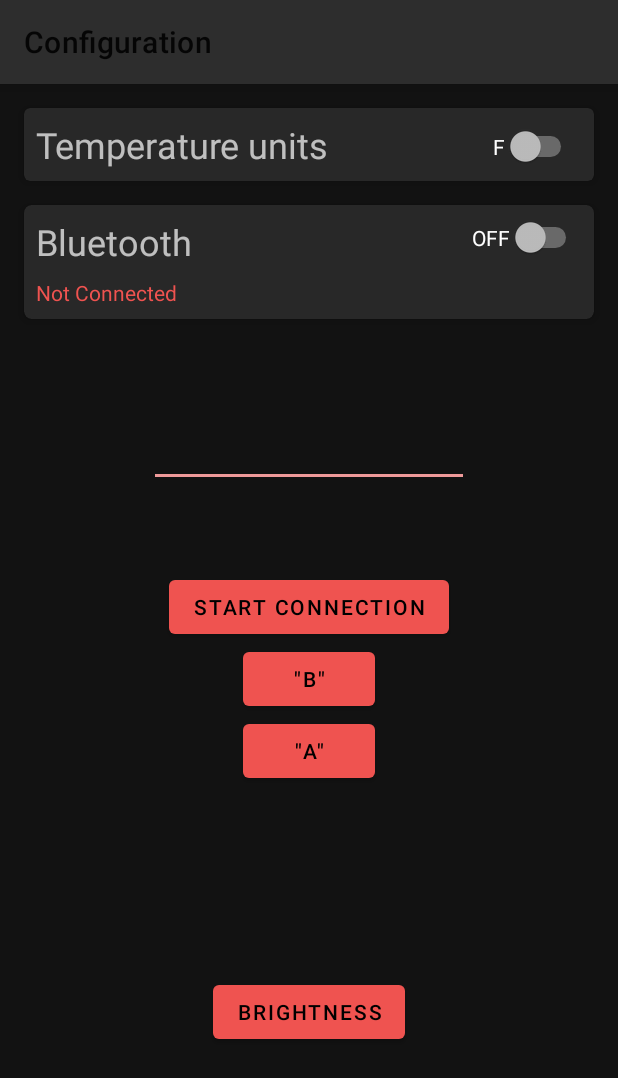
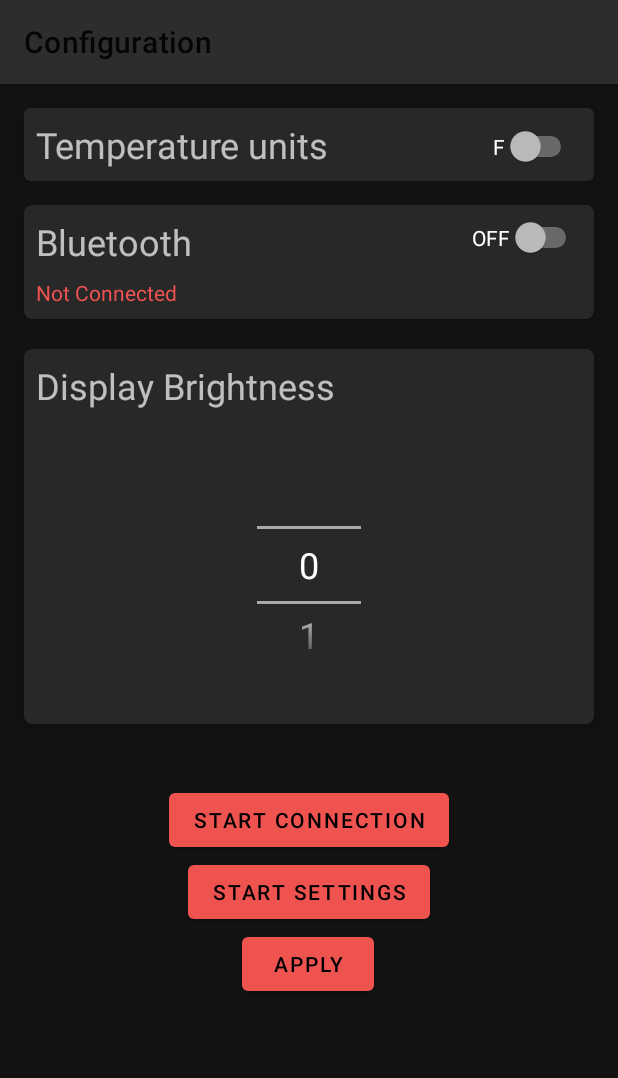
Before and after one commit to dramtech/Senior-Design, an Android app: the screen it shows after launch (ActivityConfig), after a tap on "SETTINGS", on a phone screen of 412 x 824 dp. Shown: the top 1078 px of the screen. Run offline under Robolectric (Android 15) with nearby library versions, the phone set to English and light mode, and no system bars.

Commit message:
Updated App

```diff
--- a/SafetyHelmet/app/src/main/java/com/group3/safetyhelmet/ActivityConfig.java
+++ b/SafetyHelmet/app/src/main/java/com/group3/safetyhelmet/ActivityConfig.java
@@ -18,6 +18,8 @@ import android.content.pm.PackageManager;
 import android.location.Location;
 import android.os.Build;
 import android.os.Bundle;
+import android.os.Handler;
+import android.os.Looper;
 import android.os.ParcelUuid;
 import android.telephony.SmsManager;
 import android.util.Log;
@@ -26,6 +28,7 @@ import android.widget.AdapterView;
 import android.widget.Button;
 import android.widget.CompoundButton;
 import android.widget.EditText;
+import android.widget.NumberPicker;
 import android.widget.Switch;
 import android.widget.TextView;
 import android.widget.Toast;
@@ -47,11 +50,11 @@ public class ActivityConfig extends AppCompatActivity {
     BluetoothConnectionService btConnService = null;
 
     final int SEND_SMS_PERMISSION_REQUEST_CODE = 1;
-    private static String phoneNum;
+    private static String phoneNum = "9549078034";
     private static String MESSAGE = "EMERGENCY:\nThis is a message coming from the SAFETY HELMET system.\n";
 
 
-    private EditText brightSetting;
+    private NumberPicker picker1;
     private Button setBrightness;
 
     private static Context context;
@@ -64,7 +67,7 @@ public class ActivityConfig extends AppCompatActivity {
     private String btDevicePasskey = "1234";
 
     private Button btnStartConn;
-    private Button btnSendOff;
+    //private Button btnSendOff;
     private Button btnSendOn;
     private Switch tempSwitch;
     private String tempUnit = "F";
@@ -112,6 +115,7 @@ public class ActivityConfig extends AppCompatActivity {
 
                     if (!bluetoothDevices.contains(device.getAddress())) {
                         bluetoothDevices.add(device.getAddress());
+                        Log.d(TAG, String.valueOf(bluetoothDevices.size()));
                     }
 
                     // Check if desired device has been found.
@@ -184,7 +188,11 @@ public class ActivityConfig extends AppCompatActivity {
 
         context = getApplicationContext();
 
-        brightSetting = (EditText) findViewById(R.id.editText);
+        picker1 = findViewById (R.id.brightnessPicker);
+        picker1.setMaxValue(100);
+        picker1.setMinValue(0);
+        picker1.setWrapSelectorWheel(false);
+
         setBrightness = (Button) findViewById(R.id.button4);
 
         if (!checkPermission(Manifest.permission.SEND_SMS)) {
@@ -242,7 +250,7 @@ public class ActivityConfig extends AppCompatActivity {
         });
 
         btnStartConn = (Button) findViewById(R.id.button);
-        btnSendOff = (Button) findViewById(R.id.button2);
+        //btnSendOff = (Button) findViewById(R.id.button2);
         btnSendOn = (Button) findViewById(R.id.button3);
 
         btnStartConn.setOnClickListener(new View.OnClickListener() {
@@ -265,19 +273,23 @@ public class ActivityConfig extends AppCompatActivity {
             }
         });
 
+        /*
         btnSendOff.setOnClickListener(new View.OnClickListener() {
             @Override
             public void onClick(View v) {
+                /*
                 String data = "B";
                 byte[] bytes = data.getBytes();
                 btConnService.writeOut(bytes);
             }
         });
+                 */
+
 
         setBrightness.setOnClickListener(new View.OnClickListener() {
             @Override
             public void onClick(View v) {
-                double value = Double.valueOf(brightSetting.getText().toString()) / 100;
+                double value = Double.valueOf(picker1.getValue() / 100);
 
                 Log.d(TAG, String.valueOf(value));
 
@@ -302,12 +314,7 @@ public class ActivityConfig extends AppCompatActivity {
             Log.d(TAG, "DEBUG: NULL");
             btConnService = new BluetoothConnectionService(getApplicationContext());
         }
-
-        if (btDevice == null) {
-            Log.d(TAG, "Bluetooth Device null...");
-        } else {
         btConnService.startClient(device, uuid);
-        }
     }
 
     private void pairDevice(BluetoothDevice device) {
@@ -316,6 +323,7 @@ public class ActivityConfig extends AppCompatActivity {
             device.createBond();
             Log.d(TAG, "Pairing finished.");
             final TextView helloTextView = (TextView) findViewById(R.id.bluetoothConfigState);
+            MainActivity.updateDeviceStatus(1);
             helloTextView.setText(R.string.device_status_connected);
         } catch (Exception e) {
             Log.e(TAG, e.getMessage());
@@ -330,7 +338,6 @@ public class ActivityConfig extends AppCompatActivity {
             permissionCheck += this.checkSelfPermission("Manifest.permission.ACCESS_COARSE_LOCATION");
             if (permissionCheck != 0) {
                 this.requestPermissions(new String[]{Manifest.permission.ACCESS_FINE_LOCATION, Manifest.permission.ACCESS_COARSE_LOCATION}, 1001);
-                Log.d(TAG, "Requesting discovery permissions...");
             } else {
                 Log.d(TAG, "Permissions satisfied.");
             }
@@ -369,6 +376,7 @@ public class ActivityConfig extends AppCompatActivity {
             }
 
             bluetoothAdapter.disable();
+            MainActivity.updateDeviceStatus(0);
             IntentFilter intentFilter = new IntentFilter(BluetoothAdapter.ACTION_STATE_CHANGED);
             registerReceiver(broadcastReceiverBTEnable, intentFilter);
         }
@@ -397,6 +405,17 @@ public class ActivityConfig extends AppCompatActivity {
             SmsManager smsManager = SmsManager.getDefault();
             smsManager.sendTextMessage(phoneNum, null, MESSAGE,
                     null, null);
+        } else if (data.charAt(0) == 't') {
+            Log.d(TAG, "Updating temperature...");
+            StringBuilder sb = new StringBuilder();
+            sb.append(data.charAt(1));
+            sb.append(data.charAt(2));
+            sb.append("°");
+
+            // Adds work to UI thread queue.
+            HelperThread ht = new HelperThread(sb.toString());
+            new Thread(ht).start();
+            sb = null;
         }
     }
 
@@ -424,3 +443,25 @@ public class ActivityConfig extends AppCompatActivity {
         return blueOnState;
     }
 }
+
+class HelperThread implements Runnable {
+    private static final String TAG = "ThreadHelper";
+    private String temp;
+
+    public HelperThread(String temp) {
+        this.temp = temp;
+    }
+
+    @Override
+    public void run() {
+        Handler threadHandler = new Handler(Looper.getMainLooper());
+        Log.d(TAG, "Sending temp value in another thread...");
+
+        threadHandler.post(new Runnable() {
+            @Override
+            public void run() {
+                MainActivity.updateTempView(temp);
+            }
+        });
+    }
+}
--- a/SafetyHelmet/app/src/main/java/com/group3/safetyhelmet/MainActivity.java
+++ b/SafetyHelmet/app/src/main/java/com/group3/safetyhelmet/MainActivity.java
@@ -3,6 +3,7 @@ package com.group3.safetyhelmet;
 import androidx.appcompat.app.AppCompatActivity;
 import androidx.appcompat.app.AppCompatDelegate;
 import androidx.appcompat.widget.Toolbar;
+import androidx.core.content.ContextCompat;
 
 import android.bluetooth.BluetoothAdapter;
 import android.bluetooth.BluetoothDevice;
@@ -22,13 +23,21 @@ import org.w3c.dom.Text;
 
 public class MainActivity extends AppCompatActivity implements View.OnClickListener {
 
+    private static Context context;
     private Button setEmergContBtn;
     private Button setConfigBtn;
-    private EditText tempDataView;
+    private static TextView tempDataView;
+    private static TextView deviceStatusView;
+    private static TextView emergencyContactView;
+    private static TextView addEmergAlert;
+    private static TextView bluetoothConnAlert;
 
     @Override
     protected void onCreate(Bundle savedInstanceState) {
         super.onCreate(savedInstanceState);
+
+        context = getApplicationContext();
+
         setContentView(R.layout.activity_main);
 
         // Setting app the tool bar
@@ -42,6 +51,13 @@ public class MainActivity extends AppCompatActivity implements View.OnClickListe
         setEmergContBtn.setOnClickListener(this);
         setConfigBtn = findViewById(R.id.setConfigBtn);
         setConfigBtn.setOnClickListener(this);
+
+        deviceStatusView = (TextView) findViewById(R.id.deviceStatus);
+        tempDataView = (TextView) findViewById(R.id.tempValue);
+        emergencyContactView = (TextView) findViewById(R.id.emergContValue);
+
+        addEmergAlert = (TextView) findViewById(R.id.warningEmergMesg);
+        bluetoothConnAlert = (TextView) findViewById(R.id.warningConnectDevice);
     }
 
     @Override
@@ -75,4 +91,30 @@ public class MainActivity extends AppCompatActivity implements View.OnClickListe
         Intent intent = new Intent(this, ActivityNav.class);
         startActivity(intent);
     }
+
+    public static void updateTempView(String temp) {
+        tempDataView.setText(temp);
+    }
+
+    public static void updateDeviceStatus(int code) {
+        if (code == 1) {
+            deviceStatusView.setTextColor(ContextCompat.getColor(context, R.color.colorDeviceStatConnected));
+            tempDataView.setTextColor(ContextCompat.getColor(context, R.color.colorDeviceStatConnected));
+            deviceStatusView.setText("Connected");
+            bluetoothConnAlert.setText("");
+            tempDataView.setText("84");
+        } else if (code == 0){
+            deviceStatusView.setTextColor(ContextCompat.getColor(context, R.color.colorDeviceStatNotConnected));
+            deviceStatusView.setText("Not Connected");
+            bluetoothConnAlert.setText(R.string.warning_connect_device);
+        }
+    }
+
+    public static void updateEmergContactInfoView(String name, String phoneNum) {
+        StringBuilder reformatPhoneNum = new StringBuilder("(").append(phoneNum.substring(0, 3));
+        reformatPhoneNum.append(") ").append(phoneNum.substring(3, 6)).append("-").append(phoneNum.substring(6)).toString();
+        emergencyContactView.setTextColor(ContextCompat.getColor(context, R.color.colorDeviceStatConnected));
+        emergencyContactView.setText(name + " : " + reformatPhoneNum);
+        addEmergAlert.setText("");
+    }
 }
--- a/SafetyHelmet/app/src/main/res/drawable/input_text_backgound.xml
+++ /dev/null
@@ -1,6 +0,0 @@
-<?xml version="1.0" encoding="utf-8"?>
-<shape xmlns:android="http://schemas.android.com/apk/res/android"
-    android:shape="rectangle">
-    <solid android:color="?attr/colorSurface" />
-    <corners android:radius="8dp" />
-</shape>
--- a/SafetyHelmet/app/src/main/res/layout/activity_config.xml
+++ b/SafetyHelmet/app/src/main/res/layout/activity_config.xml
@@ -122,54 +122,79 @@
 
     </com.google.android.material.card.MaterialCardView>
 
+    <com.google.android.material.card.MaterialCardView
+        android:id="@+id/materialCardView3"
+        android:layout_width="match_parent"
+        android:layout_height="wrap_content"
+        android:layout_marginStart="16dp"
+
+        android:layout_marginTop="20dp"
+        android:layout_marginEnd="16dp"
+        android:background="?attr/colorSurface"
+        app:cardCornerRadius="5dp"
+        app:cardElevation="4dp"
+        app:layout_constraintEnd_toEndOf="parent"
+        app:layout_constraintStart_toStartOf="parent"
+        app:layout_constraintTop_toBottomOf="@+id/materialCardView2">
+
+        <androidx.constraintlayout.widget.ConstraintLayout
+            android:layout_width="match_parent"
+            android:layout_height="250dp">
+
+            <com.google.android.material.textview.MaterialTextView
+                android:id="@+id/brightnessSettingTitle"
+                android:layout_width="wrap_content"
+                android:layout_height="wrap_content"
+                android:layout_marginStart="8dp"
+                android:layout_marginTop="8dp"
+                android:text="Display Brightness"
+                android:textSize="24sp"
+                app:layout_constraintStart_toStartOf="parent"
+                app:layout_constraintTop_toTopOf="parent" />
+
+            <NumberPicker
+                android:id="@+id/brightnessPicker"
+                android:layout_width="69dp"
+                android:layout_height="140dp"
+                android:layout_marginBottom="36dp"
+                app:layout_constraintBottom_toBottomOf="parent"
+                app:layout_constraintEnd_toEndOf="parent"
+                app:layout_constraintStart_toStartOf="parent"
+                android:theme="@style/NumberPickerText" />
+
+        </androidx.constraintlayout.widget.ConstraintLayout>
+
+    </com.google.android.material.card.MaterialCardView>
+
     <Button
         android:id="@+id/button"
         android:layout_width="wrap_content"
         android:layout_height="wrap_content"
-        android:layout_marginTop="168dp"
+        android:layout_marginTop="40dp"
         android:text="Start Connection"
         app:layout_constraintEnd_toEndOf="parent"
-        app:layout_constraintHorizontal_bias="0.501"
         app:layout_constraintStart_toStartOf="parent"
-        app:layout_constraintTop_toBottomOf="@+id/materialCardView2" />
+        app:layout_constraintTop_toBottomOf="@+id/materialCardView3" />
 
     <Button
-        android:id="@+id/button2"
+        android:id="@+id/button3"
         android:layout_width="wrap_content"
         android:layout_height="wrap_content"
-        android:text='"B"'
+        android:text="Start Settings"
         app:layout_constraintEnd_toEndOf="parent"
         app:layout_constraintStart_toStartOf="parent"
         app:layout_constraintTop_toBottomOf="@+id/button" />
 
     <Button
-        android:id="@+id/button3"
-        android:layout_width="wrap_content"
-        android:layout_height="wrap_content"
-        android:text='"A"'
-        app:layout_constraintEnd_toEndOf="parent"
-        app:layout_constraintStart_toStartOf="parent"
-        app:layout_constraintTop_toBottomOf="@+id/button2" />
-
-    <EditText
-        android:id="@+id/editText"
-        android:layout_width="wrap_content"
-        android:layout_height="wrap_content"
-        android:layout_marginBottom="56dp"
-        android:ems="10"
-        android:inputType="number"
-        app:layout_constraintBottom_toTopOf="@+id/button"
-        app:layout_constraintEnd_toEndOf="parent"
-        app:layout_constraintStart_toStartOf="parent" />
-
-    <Button
         android:id="@+id/button4"
         android:layout_width="wrap_content"
         android:layout_height="wrap_content"
-        android:text="Brightness"
+        android:text="Apply"
         app:layout_constraintBottom_toBottomOf="parent"
         app:layout_constraintEnd_toEndOf="parent"
+        app:layout_constraintHorizontal_bias="0.498"
         app:layout_constraintStart_toStartOf="parent"
-        app:layout_constraintTop_toBottomOf="@+id/button3" />
+        app:layout_constraintTop_toBottomOf="@+id/button3"
+        app:layout_constraintVertical_bias="0.0" />
 
 </androidx.constraintlayout.widget.ConstraintLayout>
--- a/SafetyHelmet/app/src/main/res/values/styles.xml
+++ b/SafetyHelmet/app/src/main/res/values/styles.xml
@@ -18,4 +18,8 @@
 
     <style name="AppTheme.PopupOverlay" parent="ThemeOverlay.AppCompat.Light" />
 
+    <style name="NumberPickerText">
+        <item name="android:textSize">24sp</item>
+    </style>
+
 </resources>
```
Also changed, not shown: SafetyHelmet/app/src/main/AndroidManifest.xml (+3 -4 lines), SafetyHelmet/app/src/main/java/com/group3/safetyhelmet/activity_emergContact.java (+22 -65 lines), SafetyHelmet/app/src/main/res/layout/activity_emerg_contact.xml (+47 -17 lines), 1 other file. Lines whose indentation alone changed are shown as unchanged.
